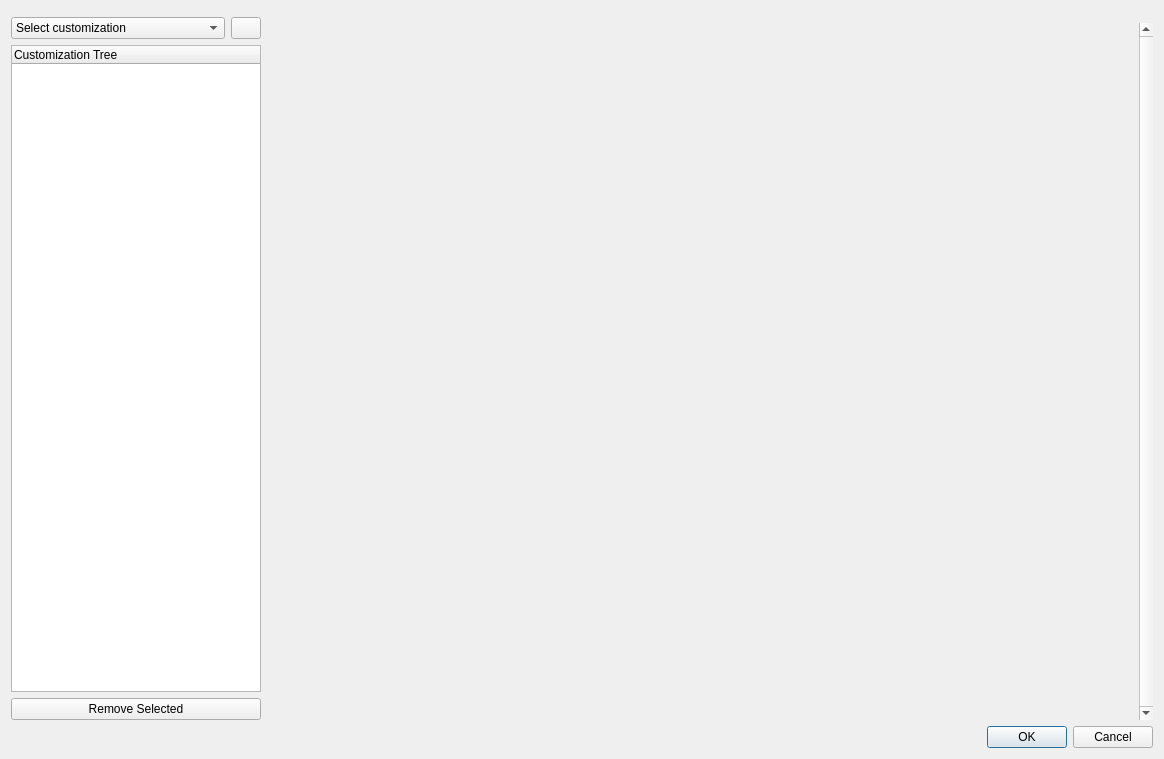
The window that PostgisCustomization/createDatabaseCustomization.ui (dsgoficial/DsgTools) describes before a commit, drawn with Qt 5.
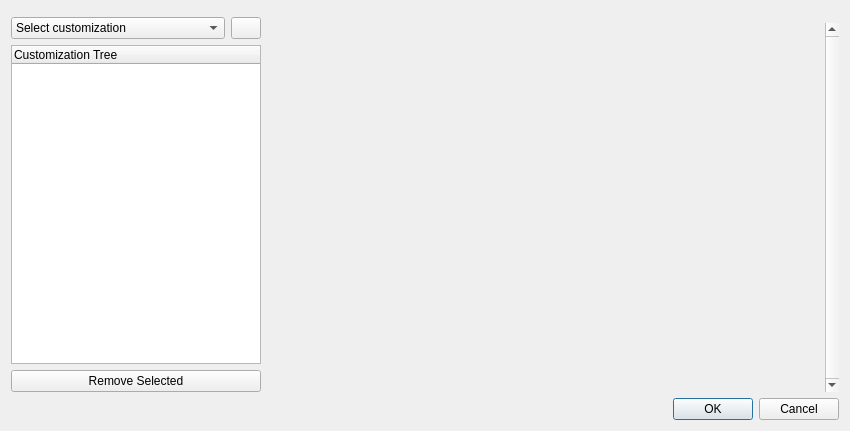
The same window after the commit. Icons and pictures are not drawn. Custom widgets are drawn as their Qt base class.

Diff of the .ui file:
```diff
--- a/PostgisCustomization/createDatabaseCustomization.ui
+++ b/PostgisCustomization/createDatabaseCustomization.ui
@@ -6,10 +6,16 @@
    <rect>
     <x>0</x>
     <y>0</y>
-    <width>1164</width>
-    <height>759</height>
+    <width>850</width>
+    <height>431</height>
    </rect>
   </property>
+  <property name="sizePolicy">
+   <sizepolicy hsizetype="MinimumExpanding" vsizetype="MinimumExpanding">
+    <horstretch>0</horstretch>
+    <verstretch>0</verstretch>
+   </sizepolicy>
+  </property>
   <property name="windowTitle">
    <string>Create Database Customization</string>
   </property>
@@ -103,7 +109,7 @@
      <property name="minimumSize">
       <size>
        <width>260</width>
-       <height>500</height>
+       <height>200</height>
       </size>
      </property>
      <property name="frameShape">
@@ -120,8 +126,8 @@
        <rect>
         <x>0</x>
         <y>0</y>
-        <width>883</width>
-        <height>694</height>
+        <width>569</width>
+        <height>366</height>
        </rect>
       </property>
       <layout class="QVBoxLayout" name="verticalLayout_2">
```
Left out of the diff: 2 changed lines with no effect on the pictures.
